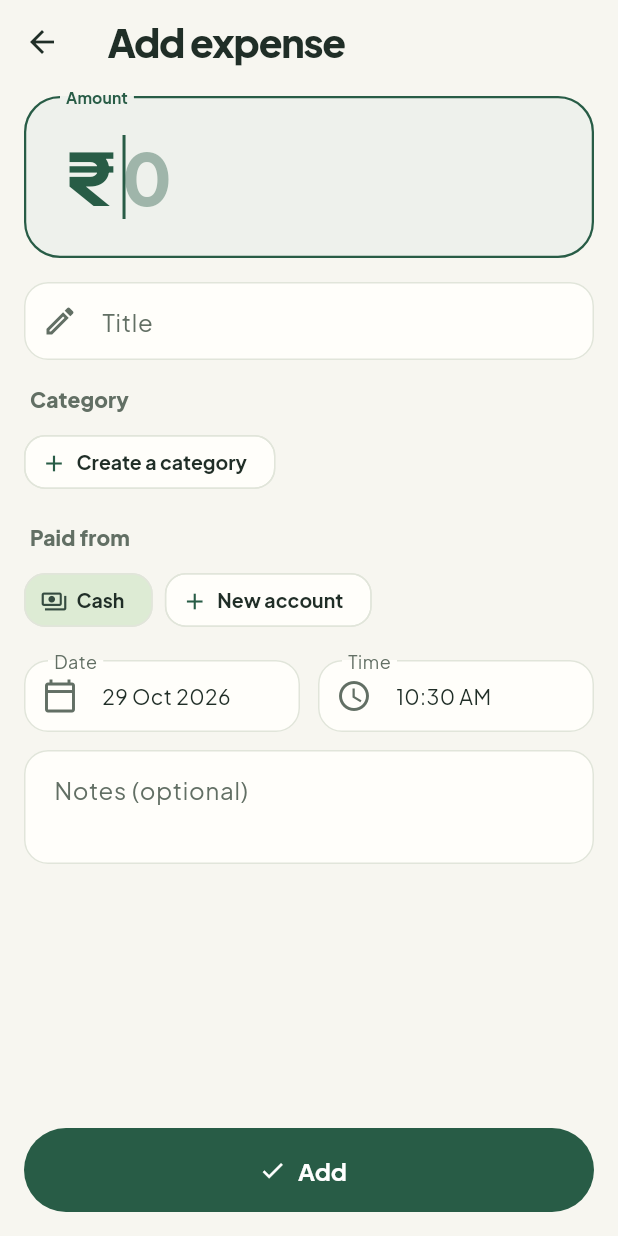
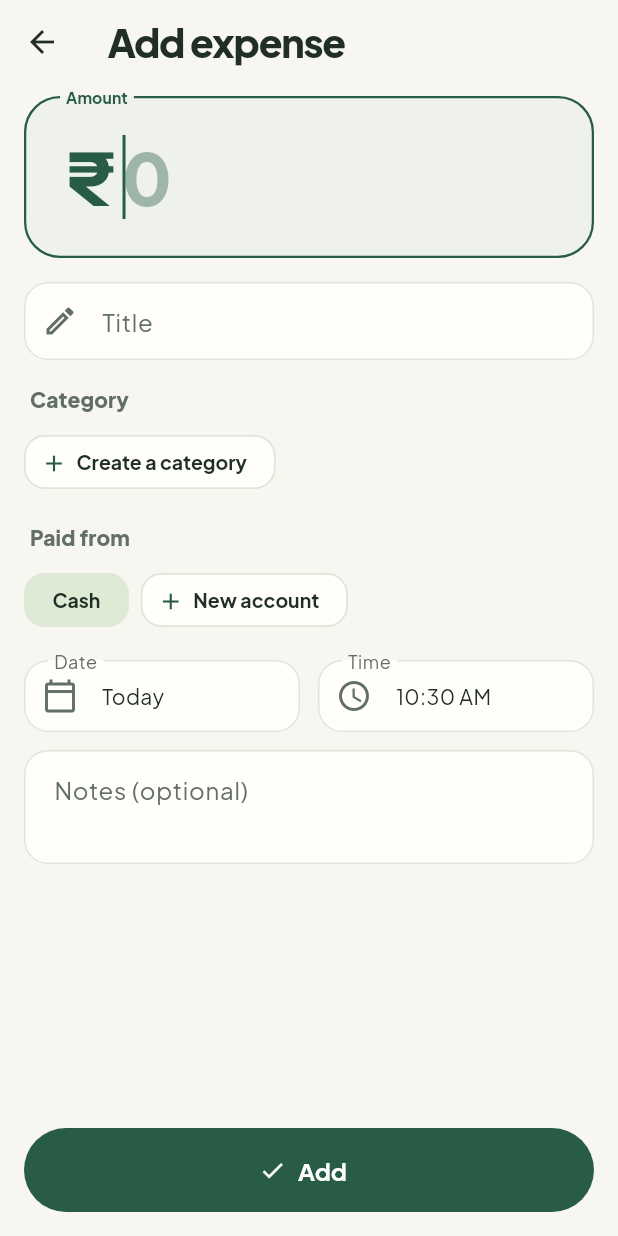
Before and after one commit to sivasankar3629/Expense-Tracker, a Flutter app: the screen it shows after launch, after a tap on "Add expense", on a phone screen of 412 x 824 dp. Run offline on Flutter 3.47's test engine with Material 3 defaults, Android fonts, the phone set to English and light mode, and no system bars; our stand-ins replace cloud_firestore, file_picker, firebase_auth, firebase_core, google_sign_in, package_info_plus and 1 more; accounts and stored records are empty.

Commit message:
Group payment methods and shorten the date on the add form
- Paid from: Cash first, then bank accounts and credit cards under their
  own headings, so several of each stay easy to find
- New account sits at the end of the last row
- Date shows Today, Yesterday or 29 Oct (with the year only for other
  years), and shrinks a little rather than cutting off on narrow phones

```diff
--- a/lib/screens/expense_form_screen.dart
+++ b/lib/screens/expense_form_screen.dart
@@ -219,7 +219,7 @@ class _ExpenseFormScreenState extends State<ExpenseFormScreen> {
                             Expanded(
                               child: _PickerField(
                                 label: 'Date',
-                                value: formatDate(_date),
+                                value: formatDayLabel(_date),
                                 leading: const Icon(Icons.calendar_today_outlined),
                                 onTap: _pickDate,
                               ),
@@ -299,7 +299,12 @@ class _PickerField extends StatelessWidget {
           ),
           prefixIconConstraints: const BoxConstraints(minWidth: 48, minHeight: 48),
         ),
-        child: Text(value, maxLines: 1, overflow: TextOverflow.ellipsis),
+        // Shrinks a little rather than cutting off on narrow phones.
+        child: FittedBox(
+          fit: BoxFit.scaleDown,
+          alignment: AlignmentDirectional.centerStart,
+          child: Text(value, maxLines: 1),
+        ),
       ),
     );
   }
--- a/lib/utils/format.dart
+++ b/lib/utils/format.dart
@@ -20,6 +20,17 @@ String formatDate(DateTime date) => '${formatShortDate(date)} ${date.year}';
 /// e.g. "27 Oct"
 String formatShortDate(DateTime date) => '${date.day} ${_months[date.month - 1].substring(0, 3)}';
 
+/// As short as stays clear: "Today", "Yesterday", "27 Oct" this year,
+/// otherwise "27 Oct 2025".
+String formatDayLabel(DateTime date, {DateTime? now}) {
+  final current = now ?? DateTime.now();
+  final today = DateTime(current.year, current.month, current.day);
+  final day = DateTime(date.year, date.month, date.day);
+  if (day == today) return 'Today';
+  if (day == DateTime(today.year, today.month, today.day - 1)) return 'Yesterday';
+  return day.year == today.year ? formatShortDate(day) : formatDate(day);
+}
+
 /// e.g. "1st", "22nd", "25th"
 String formatOrdinal(int n) {
   if (n % 100 >= 11 && n % 100 <= 13) return '${n}th';
--- a/lib/widgets/account_chips.dart
+++ b/lib/widgets/account_chips.dart
@@ -4,8 +4,9 @@ import '../models/account.dart';
 import '../state/expense_store.dart';
 import 'account_dialog.dart';
 
-/// "Paid from" as one-tap chips (Cash, then banks, then cards) with
-/// "New account" at the end. Positions stay put so they're easy to learn.
+/// "Paid from" as one-tap chips, one row per kind (Cash, banks, cards) so
+/// a long list stays easy to scan, with "New account" at the end. Positions
+/// stay put so they're easy to learn.
 class AccountChips extends StatelessWidget {
   const AccountChips({
     super.key,
@@ -29,11 +30,10 @@ class AccountChips extends StatelessWidget {
     return ListenableBuilder(
       listenable: store,
       builder: (context, _) {
-        final accounts = [
-          Account.cash,
-          ...store.accountsOfType(AccountType.bank),
-          ...store.accountsOfType(AccountType.creditCard),
-        ];
+        final groups = [
+          for (final type in [AccountType.cash, AccountType.bank, AccountType.creditCard])
+            (type, type == AccountType.cash ? [Account.cash] : store.accountsOfType(type)),
+        ].where((group) => group.$2.isNotEmpty).toList();
         return Column(
           crossAxisAlignment: CrossAxisAlignment.start,
           children: [
@@ -47,19 +47,33 @@ class AccountChips extends StatelessWidget {
                 ),
               ),
             ),
+            for (final (type, accounts) in groups) ...[
+              // Cash needs no heading; banks and cards get one so a long
+              // list splits into two short, findable rows.
+              if (type != AccountType.cash)
+                Padding(
+                  padding: const EdgeInsets.fromLTRB(4, 6, 0, 4),
+                  child: Text(
+                    type == AccountType.bank ? 'Bank accounts' : 'Credit cards',
+                    style: theme.textTheme.labelMedium?.copyWith(
+                      color: theme.colorScheme.onSurfaceVariant,
+                    ),
+                  ),
+                ),
               Wrap(
                 spacing: 8,
                 runSpacing: 6,
                 children: [
-                for (final account in accounts) ...[
+                  for (final account in accounts)
+                    // No type icon: the heading already says bank or card.
                     ChoiceChip(
-                    avatar: Icon(account.type.icon, size: 18),
                       label: Text(account.nickname),
                       selected: account.id == selected.id,
                       showCheckmark: false,
                       onSelected: (_) => onChanged(account),
                     ),
-                ],
+                  // At the end of the last row rather than on a line of its own.
+                  if (type == groups.last.$1)
                     ActionChip(
                       avatar: const Icon(Icons.add, size: 18),
                       label: const Text('New account'),
@@ -68,6 +82,7 @@ class AccountChips extends StatelessWidget {
                 ],
               ),
             ],
+          ],
         );
       },
     );
```
Also changed, not shown: 1 other file. Lines whose indentation alone changed are shown as unchanged.
